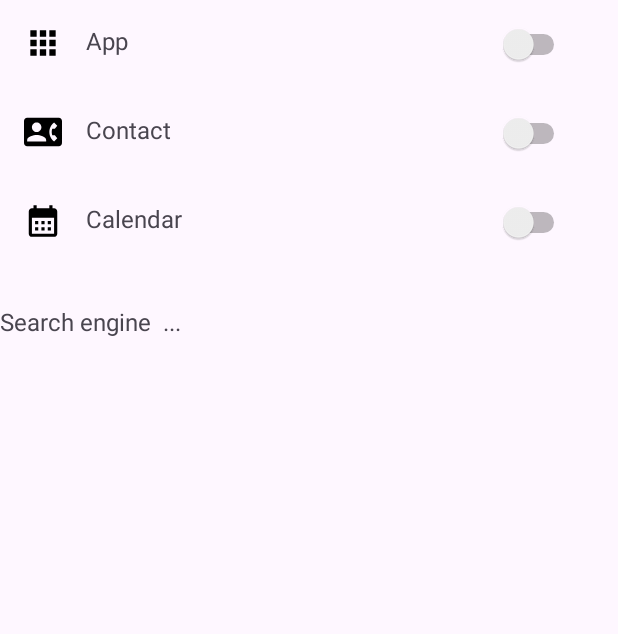
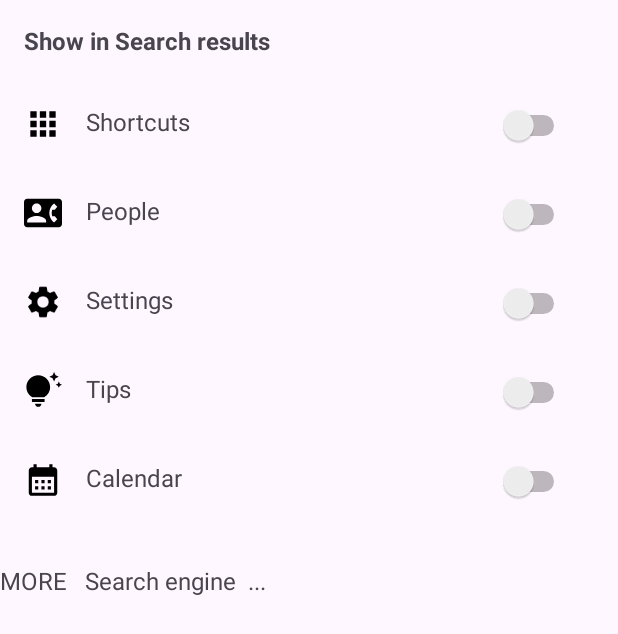
Before and after one commit to EsmaeeilMoradi/AppSearchSample, an Android app: the SettingsActivity screen opened directly, with no data from a screen before it, on a phone screen of 412 x 824 dp. Shown: the top 634 px of the screen. Run offline under Robolectric (Android 15) with nearby library versions, the phone set to English and light mode, and no system bars.

Commit message:
Feature: Update Add Settings to the application.
Implement UI for Settings.

```diff
--- /dev/null
+++ b/app/src/main/res/drawable/baseline_tips_and_updates_24.xml
@@ -0,0 +1,5 @@
+<vector android:height="24dp" android:tint="#000000"
+    android:viewportHeight="24" android:viewportWidth="24"
+    android:width="24dp" xmlns:android="http://schemas.android.com/apk/res/android">
+    <path android:fillColor="@android:color/white" android:pathData="M7,20h4c0,1.1 -0.9,2 -2,2S7,21.1 7,20zM5,19h8v-2H5V19zM16.5,9.5c0,3.82 -2.66,5.86 -3.77,6.5H5.27C4.16,15.36 1.5,13.32 1.5,9.5C1.5,5.36 4.86,2 9,2S16.5,5.36 16.5,9.5zM21.37,7.37L20,8l1.37,0.63L22,10l0.63,-1.37L24,8l-1.37,-0.63L22,6L21.37,7.37zM19,6l0.94,-2.06L22,3l-2.06,-0.94L19,0l-0.94,2.06L16,3l2.06,0.94L19,6z"/>
+</vector>
--- a/app/src/main/res/layout/activity_settings.xml
+++ b/app/src/main/res/layout/activity_settings.xml
@@ -15,6 +15,14 @@
         app:layout_constraintStart_toStartOf="parent"
         app:layout_constraintTop_toTopOf="parent">
 
+        <TextView
+            android:layout_width="match_parent"
+            android:layout_height="wrap_content"
+            android:text="Show in Search results "
+            android:textStyle="bold"
+            android:padding="16dp"
+            android:textSize="16sp" />
+
         <LinearLayout
             android:id="@+id/layout_app"
             android:layout_width="match_parent"
@@ -31,7 +39,7 @@
                 android:layout_width="wrap_content"
                 android:layout_height="match_parent"
                 android:layout_marginStart="16dp"
-                android:text="App"
+                android:text="Shortcuts"
                 android:textSize="16sp" />
 
             <TextView
@@ -63,7 +71,71 @@
                 android:layout_width="wrap_content"
                 android:layout_height="match_parent"
                 android:layout_marginStart="16dp"
-                android:text="Contact"
+                android:text="People"
+                android:textSize="16sp" />
+
+            <TextView
+                android:layout_width="0dp"
+                android:layout_height="wrap_content"
+                android:layout_weight="1" />
+
+            <Switch
+                android:layout_width="wrap_content"
+                android:layout_height="wrap_content"
+                android:layout_marginEnd="16dp"
+                tools:ignore="UseSwitchCompatOrMaterialXml" />
+        </LinearLayout>
+
+
+        <LinearLayout
+            android:id="@+id/layout_settings"
+            android:layout_width="match_parent"
+            android:layout_height="wrap_content"
+            android:orientation="horizontal"
+            android:padding="16dp">
+
+            <ImageView
+                android:layout_width="25dp"
+                android:layout_height="25dp"
+                android:src="@drawable/baseline_settings_24" />
+
+            <TextView
+                android:layout_width="wrap_content"
+                android:layout_height="match_parent"
+                android:layout_marginStart="16dp"
+                android:text="Settings"
+                android:textSize="16sp" />
+
+            <TextView
+                android:layout_width="0dp"
+                android:layout_height="wrap_content"
+                android:layout_weight="1" />
+
+            <Switch
+                android:layout_width="wrap_content"
+                android:layout_height="wrap_content"
+                android:layout_marginEnd="16dp"
+                tools:ignore="UseSwitchCompatOrMaterialXml" />
+        </LinearLayout>
+
+
+        <LinearLayout
+            android:id="@+id/layout_tips"
+            android:layout_width="match_parent"
+            android:layout_height="wrap_content"
+            android:orientation="horizontal"
+            android:padding="16dp">
+
+            <ImageView
+                android:layout_width="25dp"
+                android:layout_height="25dp"
+                android:src="@drawable/baseline_tips_and_updates_24" />
+
+            <TextView
+                android:layout_width="wrap_content"
+                android:layout_height="match_parent"
+                android:layout_marginStart="16dp"
+                android:text="Tips"
                 android:textSize="16sp" />
 
             <TextView
@@ -118,9 +190,9 @@
         android:layout_width="wrap_content"
         android:layout_height="wrap_content"
         android:layout_marginTop="25dp"
-        android:text="Search engine  ... "
+        android:text="MORE   Search engine  ... "
+        android:textSize="16sp"
         app:layout_constraintStart_toStartOf="parent"
-        android:textSize="16sp"
         app:layout_constraintTop_toBottomOf="@+id/linearLayoutParent" />
 
 </androidx.constraintlayout.widget.ConstraintLayout>
```
